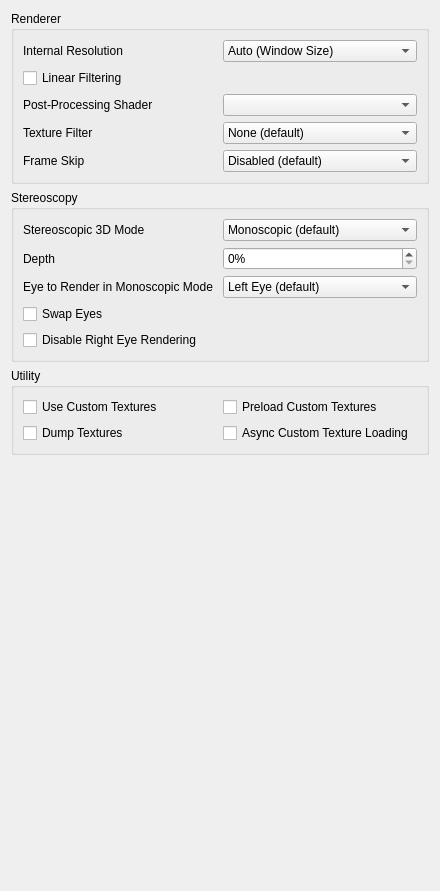
Before: the Qt Designer form src/borked3ds_qt/configuration/configure_enhancements.ui in rtiangha/Borked3DS, drawn with Qt 5.
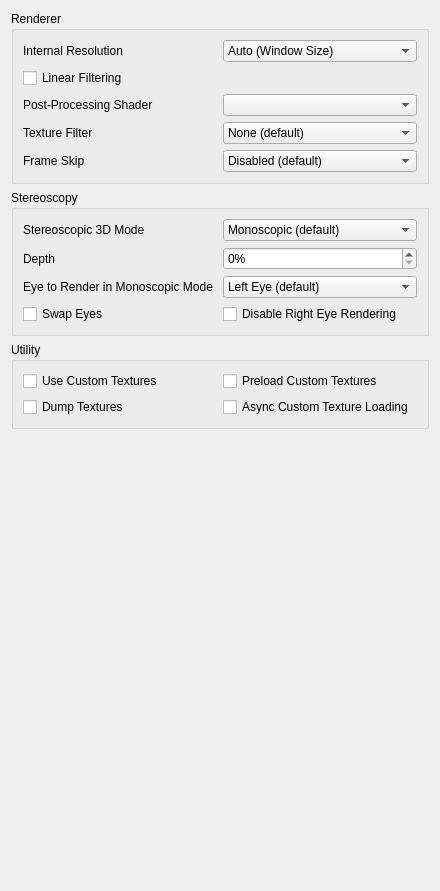
After: the same form once the commit is applied.

Commit message: configure_enhancements.ui: Reorganize Stereoscopy options

Patch:
```diff
--- a/src/borked3ds_qt/configuration/configure_enhancements.ui
+++ b/src/borked3ds_qt/configuration/configure_enhancements.ui
@@ -433,6 +433,8 @@
        </layout>
       </item>
       <item>
+       <layout class="QGridLayout" name="gridLayout_1">
+        <item row="1" column="0">
        <widget class="QCheckBox" name="swap_eyes_3d">
         <property name="toolTip">
          <string>&lt;html&gt;&lt;head/&gt;&lt;body&gt;&lt;p&gt;Swaps which eye is shown where. Combine with 'Side by Side' Stereoscopic 3D Mode and cross your eyes to experience 3D with no equipment.&lt;/p&gt;&lt;/body&gt;&lt;/html&gt;</string>
@@ -442,7 +444,7 @@
         </property>
        </widget>
       </item>
-      <item>
+        <item row="1" column="1">
         <widget class="QCheckBox" name="disable_right_eye_render">
           <property name="text">
             <string>Disable Right Eye Rendering</string>
@@ -453,6 +455,8 @@
         </widget>
       </item>
      </layout>
+      </item>
+     </layout>
     </widget>
    </item>
    <item>
@@ -460,7 +464,7 @@
      <property name="title">
       <string>Utility</string>
      </property>
-     <layout class="QGridLayout" name="gridLayout_1">
+     <layout class="QGridLayout" name="gridLayout_2">
       <item row="1" column="0">
        <widget class="QCheckBox" name="toggle_custom_textures">
         <property name="toolTip">
```
Lines whose indentation alone changed are shown as unchanged.
